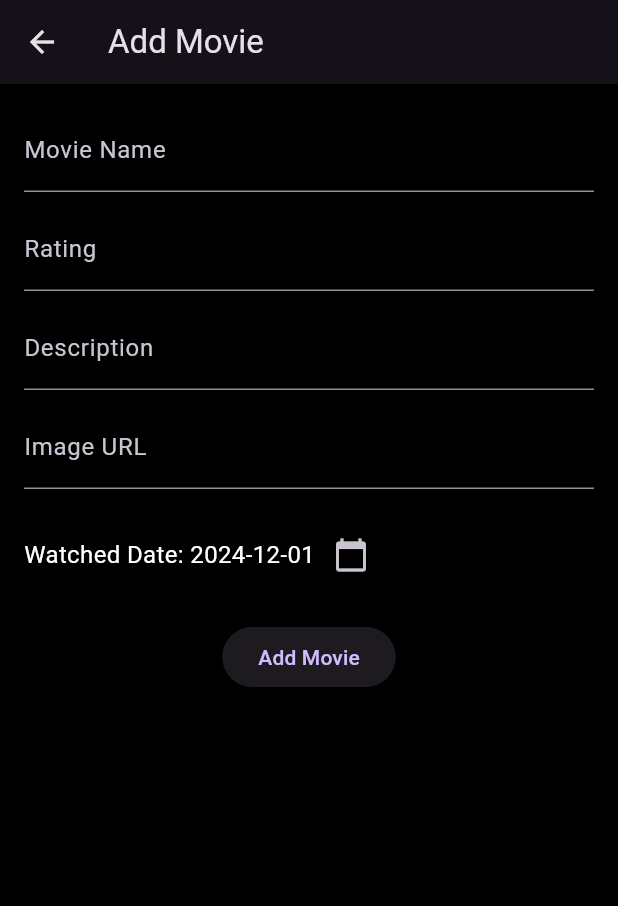
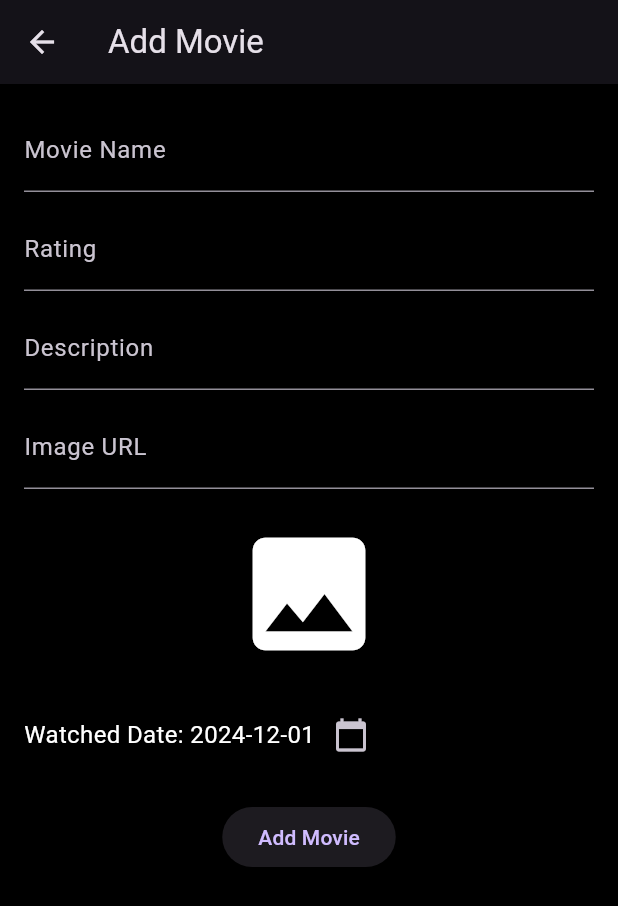
Before and after one commit to NannapatVis/movie-app-flutter, a Flutter app: the screen it shows after launch, after a tap on the "add" icon, on a phone screen of 412 x 824 dp. Shown: the top 906 px of the screen. Run offline on Flutter 3.47's test engine with Material 3 defaults, Android fonts, the light colour scheme and no system bars; network calls fail.

Commit message:
เพิ่มรายละเอียด

```diff
--- a/lib/screens/add_movie_screen.dart
+++ b/lib/screens/add_movie_screen.dart
@@ -100,7 +100,6 @@ class _MovieAddScreenState extends State<MovieAddScreen> {
             : const Text('Edit Movie'),
       ),
       body: SingleChildScrollView(
-        // เพิ่ม SingleChildScrollView เพื่อให้สามารถเลื่อนหน้าจอได้
         padding: const EdgeInsets.all(16.0),
         child: Column(
           children: [
@@ -135,6 +134,15 @@ class _MovieAddScreenState extends State<MovieAddScreen> {
               decoration: const InputDecoration(labelText: 'Image URL'),
             ),
             const SizedBox(height: 20),
+            // แสดงรูปภาพ
+            _imageUrlController.text.isNotEmpty
+                ? (Uri.tryParse(_imageUrlController.text)?.hasAbsolutePath ??
+                        false
+                    ? Image.network(_imageUrlController.text) // กรณีเป็น URL
+                    : Image.asset(
+                        _imageUrlController.text)) // กรณีเป็น Path ภายใน
+                : const Icon(Icons.image, size: 100),
+            const SizedBox(height: 20),
             // วันที่ดู
             Row(
               children: [
@@ -149,7 +157,6 @@ class _MovieAddScreenState extends State<MovieAddScreen> {
               ],
             ),
             const SizedBox(height: 20),
-            // ปุ่มบันทึก
             ElevatedButton(
               onPressed: saveMovie,
               child: Text(widget.movie == null ? 'Add Movie' : 'Save Changes'),
--- a/lib/screens/movie_list_screen.dart
+++ b/lib/screens/movie_list_screen.dart
@@ -87,6 +87,7 @@ class _MovieListScreenState extends State<MovieListScreen> {
                       ClipRRect(
                         borderRadius: BorderRadius.circular(8),
                         child: movie.imageUrl.isNotEmpty
+                            ? Uri.tryParse(movie.imageUrl)?.isAbsolute ?? false
                                 ? Image.network(
                                     movie.imageUrl,
                                     width: 100,
@@ -94,8 +95,8 @@ class _MovieListScreenState extends State<MovieListScreen> {
                                     fit: BoxFit.cover,
                                     errorBuilder: (context, error, stackTrace) {
                                       return Container(
-                                    width: 200,
-                                    height: 200,
+                                        width: 100,
+                                        height: 100,
                                         color: Colors.grey[300],
                                         alignment: Alignment.center,
                                         child: const Icon(
@@ -105,6 +106,12 @@ class _MovieListScreenState extends State<MovieListScreen> {
                                         ),
                                       );
                                     },
+                                  )
+                                : Image.asset(
+                                    movie.imageUrl,
+                                    width: 100,
+                                    height: 100,
+                                    fit: BoxFit.cover,
                                   )
                             : Container(
                                 width: 100,
```
Also changed, not shown: assets/images/movie.txt (added, +17 -0 lines), lib/screens/movie_detail_screen.dart (+7 -0 lines), assets/images/atm.jpg (added), assets/images/jaws.jpg (added), assets/images/lalaland.jpg (added), assets/images/titanic.jpg (added), assets/images/yourname.png (added). Lines whose indentation alone changed are shown as unchanged.
